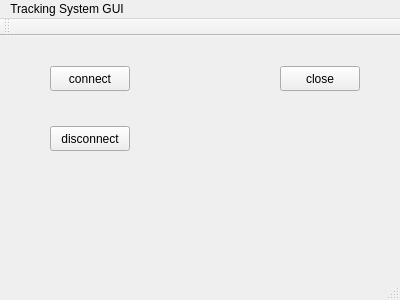
This is Indoor_Positioning_GUI/mainwindow.ui in xdyangwei/Indoor_Positioning as Qt 5 draws it before an edit. The edited form follows.
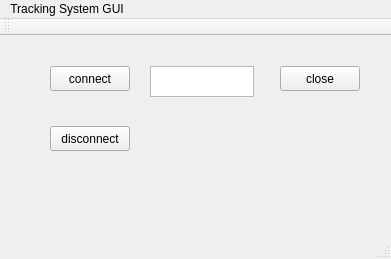
This is the edited form.

Commit message: update radar user interface

```diff
--- a/Indoor_Positioning_GUI/mainwindow.ui
+++ b/Indoor_Positioning_GUI/mainwindow.ui
@@ -6,8 +6,8 @@
    <rect>
     <x>0</x>
     <y>0</y>
-    <width>400</width>
-    <height>300</height>
+    <width>391</width>
+    <height>259</height>
    </rect>
   </property>
   <property name="windowTitle">
@@ -53,13 +53,23 @@
      <string>close</string>
     </property>
    </widget>
+   <widget class="QTextEdit" name="textEdit">
+    <property name="geometry">
+     <rect>
+      <x>150</x>
+      <y>30</y>
+      <width>104</width>
+      <height>31</height>
+     </rect>
+    </property>
+   </widget>
   </widget>
   <widget class="QMenuBar" name="menuBar">
    <property name="geometry">
     <rect>
      <x>0</x>
      <y>0</y>
-     <width>400</width>
+     <width>391</width>
      <height>22</height>
     </rect>
    </property>
```
The commit also changes 1 other file.
